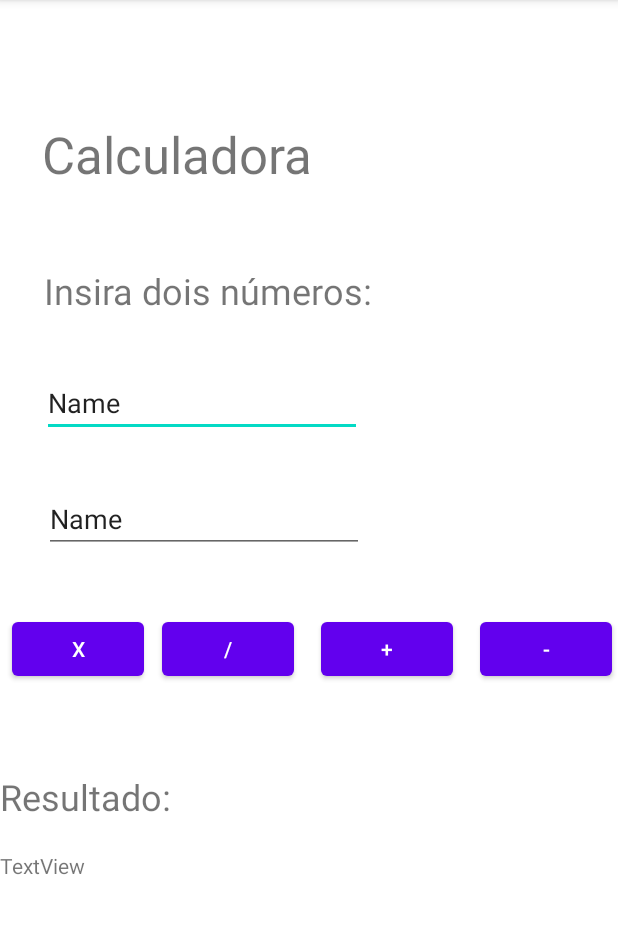
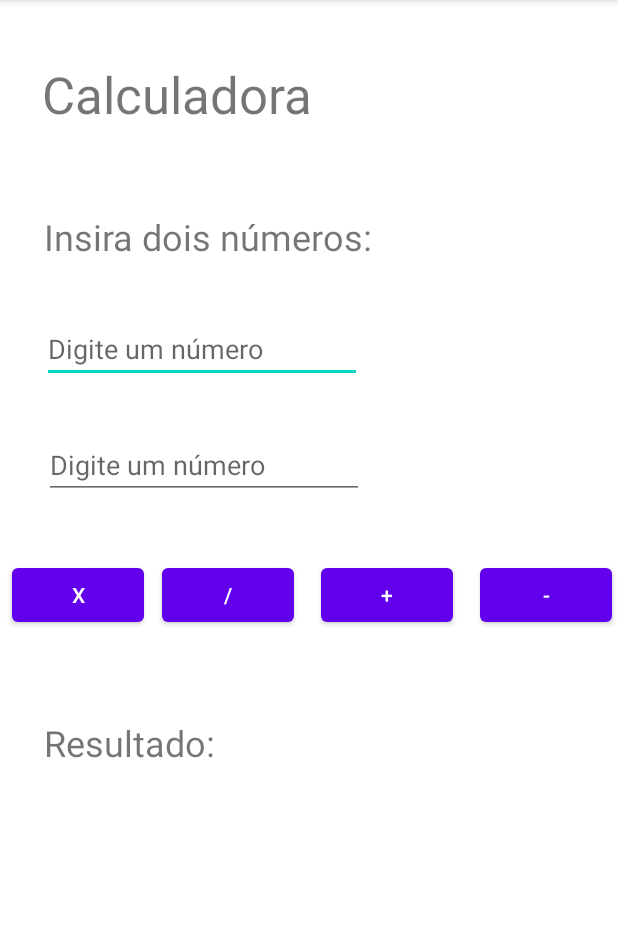
Before and after one commit to Lellonardo/MyApplicationWagner2, an Android app: the TelaP screen opened directly, with no data from a screen before it, on a phone screen of 412 x 824 dp, the part 84-1018 px from its top. Run offline under Robolectric (Android 15) with nearby library versions, the phone set to English and light mode, and no system bars; 3 statements that could not run were skipped.

Commit message:
Final quase

```diff
--- a/app/src/main/res/layout/activity_tela_p.xml
+++ b/app/src/main/res/layout/activity_tela_p.xml
@@ -14,8 +14,8 @@
         android:layout_marginTop="36dp"
         android:layout_marginEnd="172dp"
         android:ems="10"
+        android:hint="Digite um número"
         android:inputType="textPersonName"
-        android:text="Name"
         app:layout_constraintEnd_toEndOf="parent"
         app:layout_constraintStart_toStartOf="parent"
         app:layout_constraintTop_toBottomOf="@+id/textView6" />
@@ -28,8 +28,8 @@
         android:layout_marginTop="32dp"
         android:layout_marginEnd="172dp"
         android:ems="10"
+        android:hint="Digite um número"
         android:inputType="textPersonName"
-        android:text="Name"
         app:layout_constraintEnd_toEndOf="parent"
         app:layout_constraintHorizontal_bias="0.0"
         app:layout_constraintStart_toStartOf="parent"
@@ -40,7 +40,7 @@
         android:layout_width="wrap_content"
         android:layout_height="wrap_content"
         android:layout_marginStart="28dp"
-        android:layout_marginTop="80dp"
+        android:layout_marginTop="40dp"
         android:layout_marginEnd="203dp"
         android:text="Calculadora"
         android:textSize="34sp"
@@ -54,7 +54,7 @@
         android:layout_width="wrap_content"
         android:layout_height="wrap_content"
         android:layout_marginStart="29dp"
-        android:layout_marginTop="52dp"
+        android:layout_marginTop="56dp"
         android:layout_marginEnd="165dp"
         android:text="Insira dois números:"
         android:textSize="24sp"
@@ -64,65 +64,69 @@
         app:layout_constraintTop_toBottomOf="@+id/textView5" />
 
     <Button
-        android:id="@+id/button2"
+        android:id="@+id/bntDividir"
         android:layout_width="wrap_content"
         android:layout_height="wrap_content"
         android:layout_marginStart="8dp"
         android:layout_marginTop="40dp"
         android:text="/"
-        app:layout_constraintEnd_toStartOf="@+id/button3"
-        app:layout_constraintStart_toEndOf="@+id/button"
+        app:layout_constraintEnd_toStartOf="@+id/btnMais"
+        app:layout_constraintStart_toEndOf="@+id/bntVezes"
         app:layout_constraintTop_toBottomOf="@+id/txtNum2" />
 
     <Button
-        android:id="@+id/button3"
+        android:id="@+id/btnMais"
         android:layout_width="wrap_content"
         android:layout_height="wrap_content"
         android:layout_marginStart="13dp"
         android:layout_marginTop="40dp"
         android:layout_marginEnd="14dp"
         android:text="+"
-        app:layout_constraintEnd_toStartOf="@+id/button4"
-        app:layout_constraintStart_toEndOf="@+id/button2"
+        app:layout_constraintEnd_toStartOf="@+id/bntMenos"
+        app:layout_constraintStart_toEndOf="@+id/bntDividir"
         app:layout_constraintTop_toBottomOf="@+id/txtNum2" />
 
     <Button
-        android:id="@+id/button"
+        android:id="@+id/bntVezes"
         android:layout_width="wrap_content"
         android:layout_height="wrap_content"
         android:layout_marginStart="4dp"
         android:layout_marginTop="40dp"
         android:text="X"
-        app:layout_constraintEnd_toStartOf="@+id/button2"
+        app:layout_constraintEnd_toStartOf="@+id/bntDividir"
         app:layout_constraintStart_toStartOf="parent"
         app:layout_constraintTop_toBottomOf="@+id/txtNum2" />
 
     <Button
-        android:id="@+id/button4"
+        android:id="@+id/bntMenos"
         android:layout_width="wrap_content"
         android:layout_height="wrap_content"
         android:layout_marginTop="40dp"
         android:text="-"
         app:layout_constraintEnd_toEndOf="parent"
-        app:layout_constraintStart_toEndOf="@+id/button3"
+        app:layout_constraintStart_toEndOf="@+id/btnMais"
         app:layout_constraintTop_toBottomOf="@+id/txtNum2" />
 
     <TextView
         android:id="@+id/textView7"
         android:layout_width="wrap_content"
         android:layout_height="wrap_content"
+        android:layout_marginStart="29dp"
         android:layout_marginTop="58dp"
         android:text="Resultado:"
         android:textSize="24sp"
-        app:layout_constraintTop_toBottomOf="@+id/button2"
-        tools:layout_editor_absoluteX="29dp" />
+        app:layout_constraintStart_toStartOf="parent"
+        app:layout_constraintTop_toBottomOf="@+id/bntDividir" />
 
     <TextView
-        android:id="@+id/textView8"
-        android:layout_width="181dp"
-        android:layout_height="97dp"
+        android:id="@+id/txtResul"
+        android:layout_width="215dp"
+        android:layout_height="132dp"
+        android:layout_marginStart="104dp"
         android:layout_marginTop="20dp"
-        android:text="TextView"
+        android:layout_marginBottom="16dp"
+        app:layout_constraintBottom_toBottomOf="parent"
+        app:layout_constraintStart_toStartOf="parent"
         app:layout_constraintTop_toBottomOf="@+id/textView7"
-        tools:layout_editor_absoluteX="95dp" />
+        app:layout_constraintVertical_bias="0.32" />
 </androidx.constraintlayout.widget.ConstraintLayout>
```
Also changed, not shown: app/src/main/java/com/example/myapplication/TelaP.java (+75 -0 lines).
